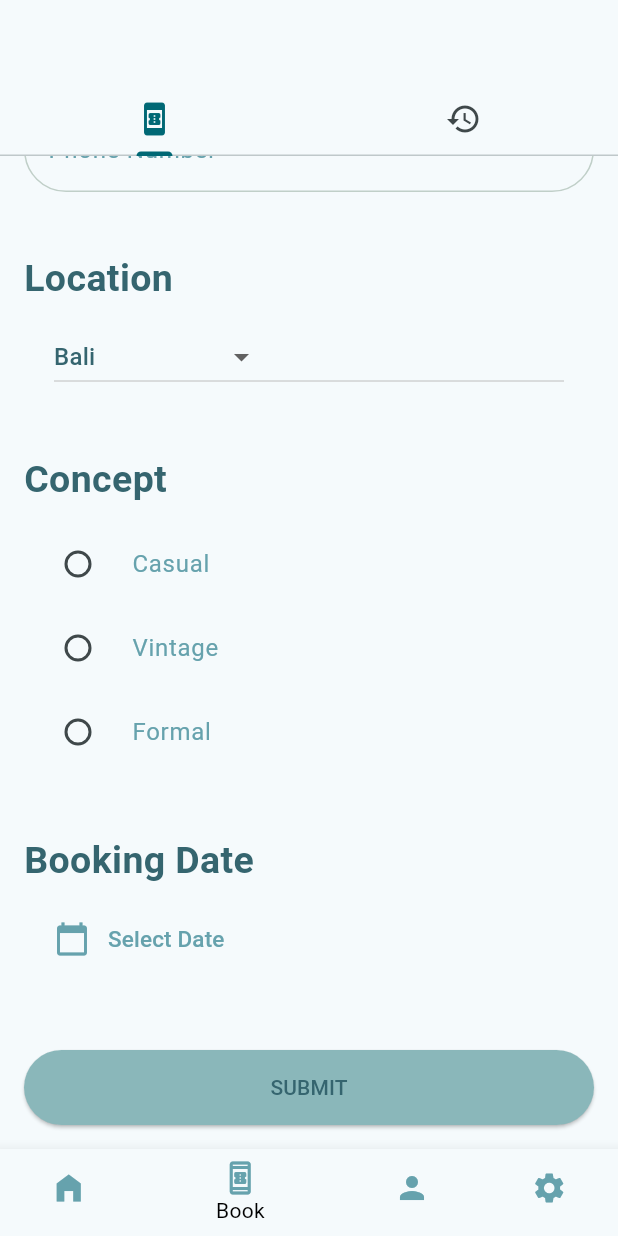
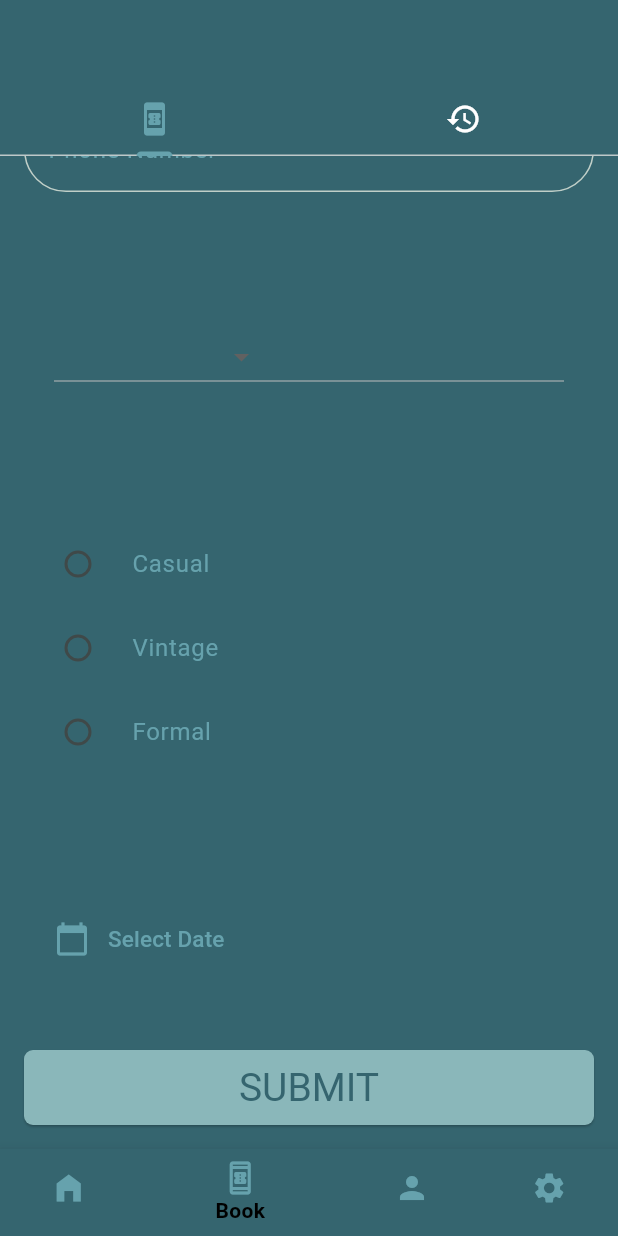
Before and after one commit to EklecciaR27/PA_Mobile_SweetEscape, a Flutter app: the screen it shows after launch, scrolled down 370 dp, on a phone screen of 412 x 824 dp. Run offline on Flutter 3.47's test engine with Material 3 defaults, Android fonts, the phone set to English and light mode, and no system bars; our stand-ins replace cloud_firestore, firebase_auth, firebase_core, get, google_fonts, line_awesome_flutter and 1 more; accounts and stored records are empty; Roboto replaces fonts that are missing (dity).

Commit message:
theme lagi

```diff
--- a/sweet_escape_apps/lib/input_page.dart
+++ b/sweet_escape_apps/lib/input_page.dart
@@ -9,6 +9,7 @@ import 'confirmation_page.dart';
 import 'package:intl/intl.dart';
 import 'package:provider/provider.dart';
 import 'package:firebase_auth/firebase_auth.dart';
+import 'theme.dart';
 
 class Reservasi extends StatefulWidget {
   @override
@@ -136,10 +137,10 @@ void _handleSubmit() async {
                       ),
                     ),
                     const SizedBox(height: 30),
-                    const Text(
+                    Text(
                       "Contact Details",
                       style: TextStyle(
-                        color: Color(0xFF35656F),
+                        color: colorMode.surface,
                         fontSize: 25,
                         fontWeight: FontWeight.bold,
                       ),
@@ -148,16 +149,16 @@ void _handleSubmit() async {
                     TextFormField(
                       decoration: InputDecoration(
                         labelText: "Full Name",
-                        labelStyle: const TextStyle(
-                          color: Color(0xFF66A2AD),
+                        labelStyle: TextStyle(
+                          color: colorMode.inverseSurface
                         ),
                         hintText: "Enter your full name",
                         border: OutlineInputBorder(
                           borderRadius: BorderRadius.circular(40.0),
                         ),
                         focusedBorder: OutlineInputBorder(
-                          borderSide: const BorderSide(
-                            color: Color(0xFF66A2AD),
+                          borderSide: BorderSide(
+                            color: colorMode.inverseSurface,
                           ),
                           borderRadius: BorderRadius.circular(40.0),
                         ),
@@ -191,16 +192,16 @@ void _handleSubmit() async {
                     TextFormField(
                       decoration: InputDecoration(
                         labelText: "Phone Number",
-                        labelStyle: const TextStyle(
-                          color: Color(0xFF66A2AD),
+                        labelStyle: TextStyle(
+                          color: colorMode.inverseSurface,
                         ),
                         hintText: "Enter your phone number",
                         border: OutlineInputBorder(
                           borderRadius: BorderRadius.circular(40.0),
                         ),
                         focusedBorder: OutlineInputBorder(
-                          borderSide: const BorderSide(
-                            color: Color(0xFF66A2AD),
+                          borderSide: BorderSide(
+                            color: colorMode.inverseSurface,
                           ),
                           borderRadius: BorderRadius.circular(40.0),
                         ),
@@ -225,10 +226,10 @@ void _handleSubmit() async {
                       },
                     ),
                     const SizedBox(height: 40),
-                    const Text(
+                    Text(
                       "Location",
                       style: TextStyle(
-                        color: Color(0xFF35656F),
+                        color: colorMode.surface,
                         fontSize: 25,
                         fontWeight: FontWeight.bold,
                       ),
@@ -245,7 +246,7 @@ void _handleSubmit() async {
                             child: Text(
                               value,
                               style: TextStyle(
-                                color: Color(0xFF35656F),
+                                color: colorMode.surface,
                               ),
                             ),
                           );
@@ -258,16 +259,16 @@ void _handleSubmit() async {
                         hint: Text(
                           'Select Location',
                           style: TextStyle(
-                            color: Color(0xFF66A2AD),
+                            color: colorMode.inverseSurface,
                           ),
                         ),
                       ),
                     ),
                     const SizedBox(height: 40),
-                    const Text(
+                    Text(
                       "Concept",
                       style: TextStyle(
-                        color: Color(0xFF35656F),
+                        color: colorMode.surface,
                         fontSize: 25,
                         fontWeight: FontWeight.bold,
                       ),
@@ -325,10 +326,10 @@ void _handleSubmit() async {
                       ),
                     ),
                     const SizedBox(height: 40),
-                    const Text(
+                    Text(
                       "Booking Date",
                       style: TextStyle(
-                        color: Color(0xFF35656F),
+                        color: colorMode.surface,
                         fontSize: 25,
                         fontWeight: FontWeight.bold,
                       ),
@@ -338,9 +339,9 @@ void _handleSubmit() async {
                       padding: const EdgeInsets.only(left: 20.0),
                       child: Row(
                         children: [
-                          const Icon(
+                          Icon(
                             Icons.calendar_today,
-                            color: Color(0xFF66A2AD),
+                            color: colorMode.inverseSurface,
                           ),
                           TextButton(
                             onPressed: () async {
@@ -379,7 +380,7 @@ void _handleSubmit() async {
                         backgroundColor:
                             MaterialStateProperty.all(const Color(0xFF8AB7BA)),
                         foregroundColor:
-                            MaterialStateProperty.all(const Color(0xFF35656F)),
+                            MaterialStateProperty.all(colorMode.surface,),
                         fixedSize:
                             MaterialStateProperty.all(const Size(100.0, 50.0)),
                       ),
--- a/sweet_escape_apps/lib/main.dart
+++ b/sweet_escape_apps/lib/main.dart
@@ -10,6 +10,7 @@ import 'package:sweet_escape_apps/input_page.dart';
 import 'signIn.dart';
 import 'package:sweet_escape_apps/models/reservation_provider.dart';
 import 'package:provider/provider.dart';
+import 'theme.dart';
 
 void main() async {
   //untuk datanya bisa masuk dalam firebasenya
@@ -39,9 +40,10 @@ class MyApp extends StatelessWidget {
     return MaterialApp(
       debugShowCheckedModeBanner: false,
       theme: ThemeData(
-        colorScheme: ColorScheme.fromSeed(
-          seedColor: Color(0xFF66A2AD),
-        ),
+        colorScheme: colorMode,
+        textTheme: teksMode,
+        elevatedButtonTheme: btnMode,
+        iconTheme: iconMode,
         useMaterial3: true,
       ),
       home: Reservasi(),
```
